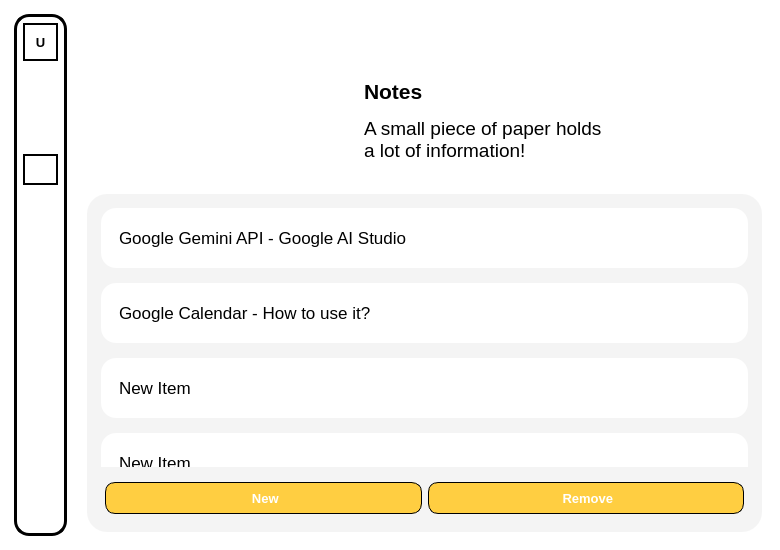
MaiNgocChau9/Python-App-A-, file SPCK/GUI/Notes.ui: the form before one commit.
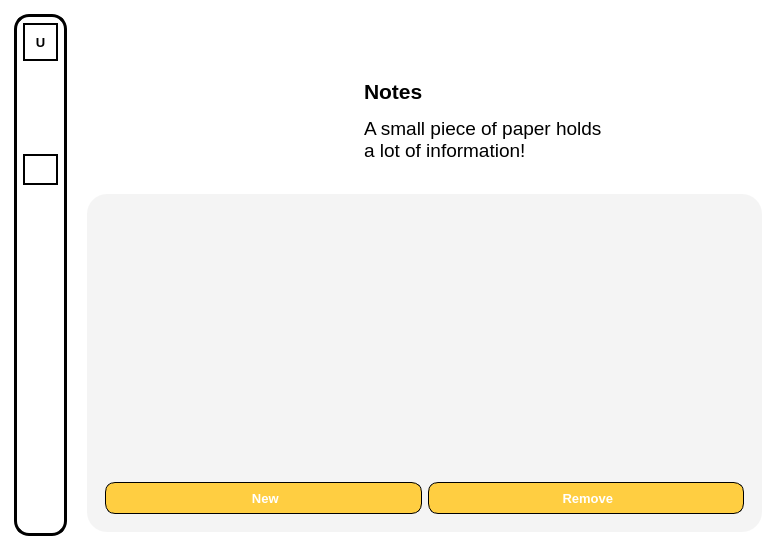
The form after the commit. Icons and pictures are not drawn.

Patch:
```diff
--- a/SPCK/GUI/Notes.ui
+++ b/SPCK/GUI/Notes.ui
@@ -376,41 +376,6 @@
             <property name="horizontalScrollBarPolicy">
              <enum>Qt::ScrollBarAlwaysOff</enum>
             </property>
-            <item>
-             <property name="text">
-              <string>Google Gemini API - Google AI Studio</string>
-             </property>
-            </item>
-            <item>
-             <property name="text">
-              <string>Google Calendar - How to use it?</string>
-             </property>
-            </item>
-            <item>
-             <property name="text">
-              <string>New Item</string>
-             </property>
-            </item>
-            <item>
-             <property name="text">
-              <string>New Item</string>
-             </property>
-            </item>
-            <item>
-             <property name="text">
-              <string>New Item</string>
-             </property>
-            </item>
-            <item>
-             <property name="text">
-              <string>New Item</string>
-             </property>
-            </item>
-            <item>
-             <property name="text">
-              <string>New Item</string>
-             </property>
-            </item>
            </widget>
           </item>
           <item>
```
